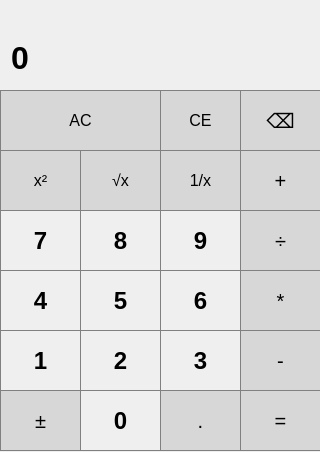
Above: mainwindow.ui from moz6go/Calculator before the change. Below: the same form after it.
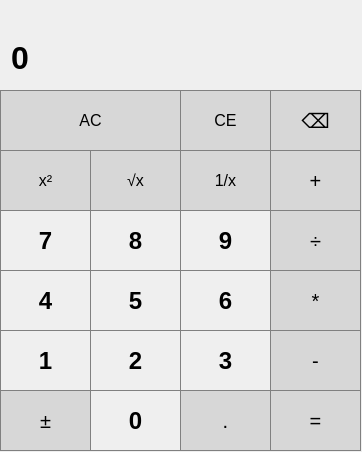
That is the form after the change.

Commit message: Fix bugs with unary oper

What changed in the file:
```diff
--- a/mainwindow.ui
+++ b/mainwindow.ui
@@ -6,19 +6,19 @@
    <rect>
     <x>0</x>
     <y>0</y>
-    <width>320</width>
+    <width>362</width>
     <height>452</height>
    </rect>
   </property>
   <property name="minimumSize">
    <size>
-    <width>320</width>
+    <width>362</width>
     <height>452</height>
    </size>
   </property>
   <property name="maximumSize">
    <size>
-    <width>320</width>
+    <width>362</width>
     <height>452</height>
    </size>
   </property>
@@ -31,7 +31,7 @@
      <rect>
       <x>0</x>
       <y>90</y>
-      <width>161</width>
+      <width>181</width>
       <height>61</height>
      </rect>
     </property>
@@ -62,7 +62,7 @@
      <rect>
       <x>0</x>
       <y>390</y>
-      <width>81</width>
+      <width>91</width>
       <height>61</height>
      </rect>
     </property>
@@ -92,9 +92,9 @@
    <widget class="QPushButton" name="pushButton_ce">
     <property name="geometry">
      <rect>
-      <x>160</x>
+      <x>180</x>
       <y>90</y>
-      <width>81</width>
+      <width>91</width>
       <height>61</height>
      </rect>
     </property>
@@ -123,9 +123,9 @@
    <widget class="QPushButton" name="pushButton_div">
     <property name="geometry">
      <rect>
-      <x>240</x>
+      <x>270</x>
       <y>210</y>
-      <width>81</width>
+      <width>91</width>
       <height>61</height>
      </rect>
     </property>
@@ -157,7 +157,7 @@
      <rect>
       <x>0</x>
       <y>210</y>
-      <width>81</width>
+      <width>91</width>
       <height>61</height>
      </rect>
     </property>
@@ -189,9 +189,9 @@
    <widget class="QPushButton" name="pushButton_9">
     <property name="geometry">
      <rect>
-      <x>160</x>
+      <x>180</x>
       <y>210</y>
-      <width>81</width>
+      <width>91</width>
       <height>61</height>
      </rect>
     </property>
@@ -223,9 +223,9 @@
    <widget class="QPushButton" name="pushButton_8">
     <property name="geometry">
      <rect>
-      <x>80</x>
+      <x>90</x>
       <y>210</y>
-      <width>81</width>
+      <width>91</width>
       <height>61</height>
      </rect>
     </property>
@@ -257,9 +257,9 @@
    <widget class="QPushButton" name="pushButton_mult">
     <property name="geometry">
      <rect>
-      <x>240</x>
+      <x>270</x>
       <y>270</y>
-      <width>81</width>
+      <width>91</width>
       <height>61</height>
      </rect>
     </property>
@@ -289,9 +289,9 @@
    <widget class="QPushButton" name="pushButton_6">
     <property name="geometry">
      <rect>
-      <x>160</x>
+      <x>180</x>
       <y>270</y>
-      <width>81</width>
+      <width>91</width>
       <height>61</height>
      </rect>
     </property>
@@ -323,9 +323,9 @@
    <widget class="QPushButton" name="pushButton_minus">
     <property name="geometry">
      <rect>
-      <x>240</x>
+      <x>270</x>
       <y>330</y>
-      <width>81</width>
+      <width>91</width>
       <height>61</height>
      </rect>
     </property>
@@ -357,7 +357,7 @@
      <rect>
       <x>0</x>
       <y>270</y>
-      <width>81</width>
+      <width>91</width>
       <height>61</height>
      </rect>
     </property>
@@ -389,9 +389,9 @@
    <widget class="QPushButton" name="pushButton_5">
     <property name="geometry">
      <rect>
-      <x>80</x>
+      <x>90</x>
       <y>270</y>
-      <width>81</width>
+      <width>91</width>
       <height>61</height>
      </rect>
     </property>
@@ -423,9 +423,9 @@
    <widget class="QPushButton" name="pushButton_2">
     <property name="geometry">
      <rect>
-      <x>80</x>
+      <x>90</x>
       <y>330</y>
-      <width>81</width>
+      <width>91</width>
       <height>61</height>
      </rect>
     </property>
@@ -457,9 +457,9 @@
    <widget class="QPushButton" name="pushButton_3">
     <property name="geometry">
      <rect>
-      <x>160</x>
+      <x>180</x>
       <y>330</y>
-      <width>81</width>
+      <width>91</width>
       <height>61</height>
      </rect>
     </property>
@@ -493,7 +493,7 @@
      <rect>
       <x>0</x>
       <y>330</y>
-      <width>81</width>
+      <width>91</width>
       <height>61</height>
      </rect>
     </property>
@@ -525,9 +525,9 @@
    <widget class="QPushButton" name="pushButton_plus">
     <property name="geometry">
      <rect>
-      <x>240</x>
+      <x>270</x>
       <y>150</y>
-      <width>81</width>
+      <width>91</width>
       <height>61</height>
      </rect>
     </property>
@@ -557,9 +557,9 @@
    <widget class="QPushButton" name="pushButton_0">
     <property name="geometry">
      <rect>
-      <x>80</x>
+      <x>90</x>
       <y>390</y>
-      <width>81</width>
+      <width>91</width>
       <height>61</height>
      </rect>
     </property>
@@ -591,9 +591,9 @@
    <widget class="QPushButton" name="pushButton_dot">
     <property name="geometry">
      <rect>
-      <x>160</x>
+      <x>180</x>
       <y>390</y>
-      <width>81</width>
+      <width>91</width>
       <height>61</height>
      </rect>
     </property>
@@ -623,9 +623,9 @@
    <widget class="QPushButton" name="pushButton_equal">
     <property name="geometry">
      <rect>
-      <x>240</x>
+      <x>270</x>
       <y>390</y>
-      <width>81</width>
+      <width>91</width>
       <height>61</height>
      </rect>
     </property>
@@ -657,7 +657,7 @@
      <rect>
       <x>0</x>
       <y>0</y>
-      <width>311</width>
+      <width>351</width>
       <height>86</height>
      </rect>
     </property>
@@ -718,7 +718,7 @@
      <rect>
       <x>0</x>
       <y>150</y>
-      <width>81</width>
+      <width>91</width>
       <height>61</height>
      </rect>
     </property>
@@ -747,9 +747,9 @@
    <widget class="QPushButton" name="pushButton_sqrt">
     <property name="geometry">
      <rect>
-      <x>80</x>
+      <x>90</x>
       <y>150</y>
-      <width>81</width>
+      <width>91</width>
       <height>61</height>
      </rect>
     </property>
@@ -778,9 +778,9 @@
    <widget class="QPushButton" name="pushButton_1_div_x">
     <property name="geometry">
      <rect>
-      <x>160</x>
+      <x>180</x>
       <y>150</y>
-      <width>81</width>
+      <width>91</width>
       <height>61</height>
      </rect>
     </property>
@@ -809,9 +809,9 @@
    <widget class="QPushButton" name="pushButton_del">
     <property name="geometry">
      <rect>
-      <x>240</x>
+      <x>270</x>
       <y>90</y>
-      <width>81</width>
+      <width>91</width>
       <height>61</height>
      </rect>
     </property>
```
The commit also changes 2 other files.
